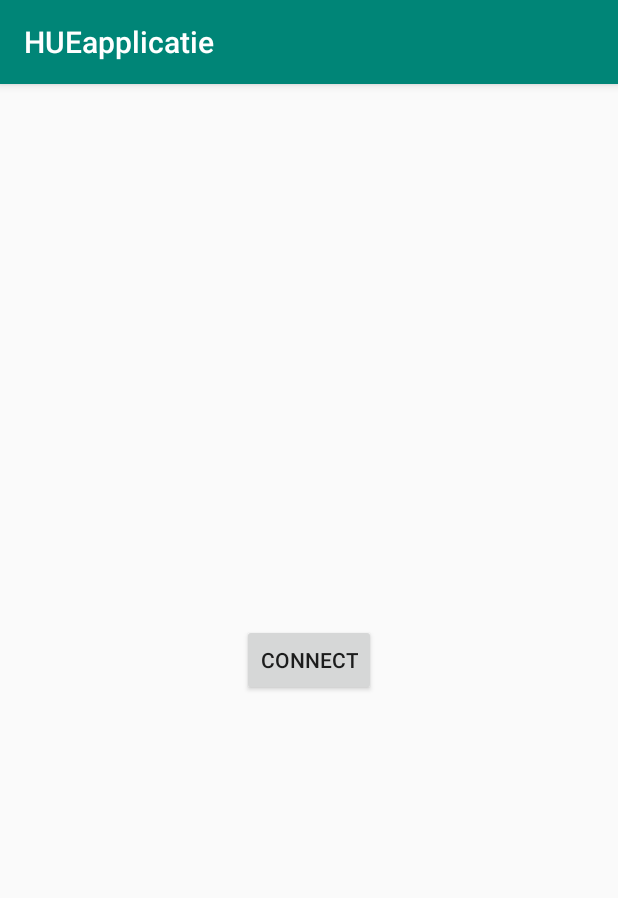
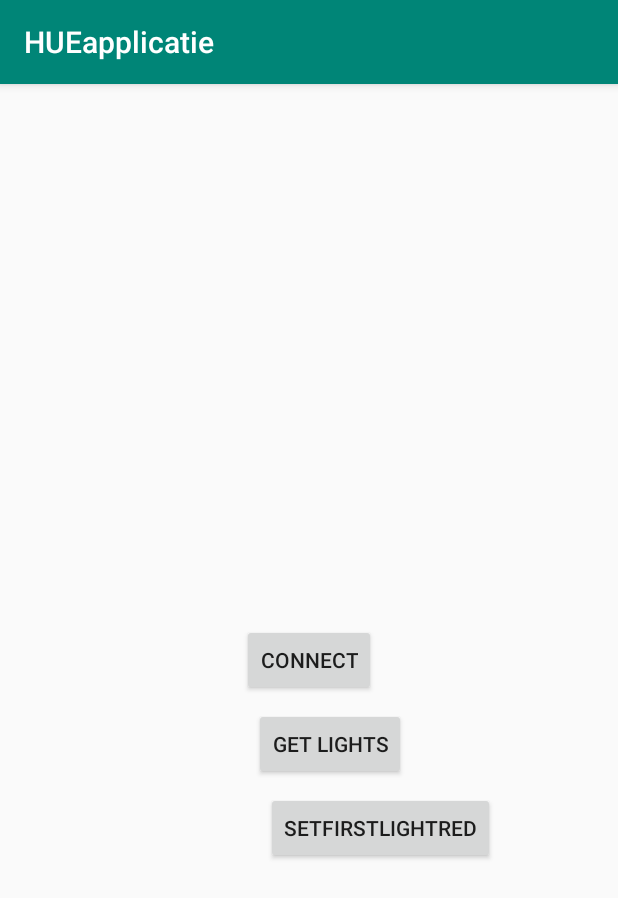
Before and after one commit to timdebooij/HUE, an Android app: the screen it shows after launch (MainActivity), on a phone screen of 412 x 824 dp. Shown: the top 898 px of the screen. Run offline under Robolectric (Android 15) with nearby library versions, the phone set to English and light mode, and no system bars; our stand-ins replace Volley; libraries missing offline, so code that uses them is left out: org.json.simple; 1 statement that could not run was skipped.

Commit message:
[Added] getLights and setLight method for volleyservice

```diff
--- a/app/src/main/java/com/timdebooij/hueapplicatie/models/Bridge.java
+++ b/app/src/main/java/com/timdebooij/hueapplicatie/models/Bridge.java
@@ -1,14 +1,18 @@
 package com.timdebooij.hueapplicatie.models;
+
+import java.util.ArrayList;
 
 public class Bridge {
     public String ipAddress;
     public String name;
     public String port;
     public String token;
+    public ArrayList<LightBulb> lightBulbs;
 
     public Bridge(String ipAddress, String name, String port) {
         this.ipAddress = ipAddress;
         this.name = name;
         this.port = port;
+        this.lightBulbs = new ArrayList<>();
     }
 }
--- a/app/src/main/java/com/timdebooij/hueapplicatie/services/ApiListener.java
+++ b/app/src/main/java/com/timdebooij/hueapplicatie/services/ApiListener.java
@@ -6,4 +6,5 @@ public interface ApiListener {
     void onResponse(String response);
     void usernameReceived(Bridge bridgeWithToken);
     void onError(String error);
+    void onLightBulbs(Bridge bridgeWithLightbulbs);
 }
--- a/app/src/main/res/layout/activity_main.xml
+++ b/app/src/main/res/layout/activity_main.xml
@@ -20,4 +20,26 @@
         app:layout_constraintEnd_toEndOf="parent"
         app:layout_constraintStart_toStartOf="parent"
         app:layout_constraintTop_toTopOf="parent" />
+
+    <Button
+        android:id="@+id/button2"
+        android:layout_width="wrap_content"
+        android:layout_height="wrap_content"
+        android:layout_marginStart="8dp"
+        android:layout_marginTop="8dp"
+        android:onClick="getLights"
+        android:text="Get Lights"
+        app:layout_constraintStart_toStartOf="@+id/button"
+        app:layout_constraintTop_toBottomOf="@+id/button" />
+
+    <Button
+        android:id="@+id/button3"
+        android:layout_width="wrap_content"
+        android:layout_height="wrap_content"
+        android:layout_marginStart="8dp"
+        android:layout_marginTop="8dp"
+        android:onClick="setLight"
+        android:text="SetfirstlightRed"
+        app:layout_constraintStart_toStartOf="@+id/button2"
+        app:layout_constraintTop_toBottomOf="@+id/button2" />
 </android.support.constraint.ConstraintLayout>
```
Also changed, not shown: app/src/main/java/com/timdebooij/hueapplicatie/MainActivity.java (+18 -0 lines), app/src/main/java/com/timdebooij/hueapplicatie/models/LightBulb.java (+6 -1 lines), app/src/main/java/com/timdebooij/hueapplicatie/services/VolleyService.java (+78 -1 lines).
